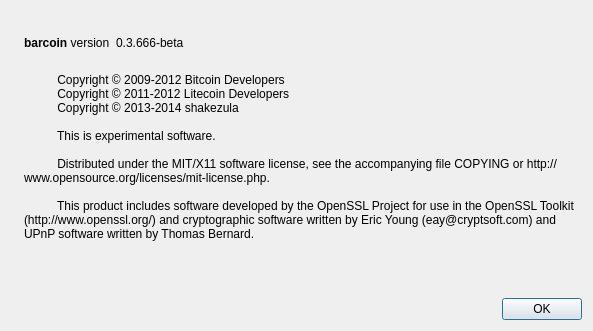
The window that src/qt/forms/aboutdialog.ui (OrangeCoin/orangecoin) describes before a commit, drawn with Qt 5.
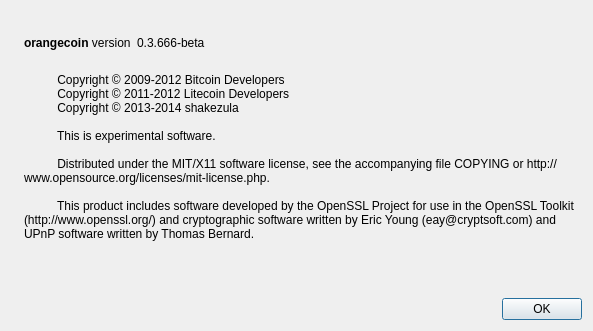
The same window after the commit. Icons and pictures are not drawn.

```diff
--- a/src/qt/forms/aboutdialog.ui
+++ b/src/qt/forms/aboutdialog.ui
@@ -50,7 +50,7 @@
           <cursorShape>IBeamCursor</cursorShape>
          </property>
          <property name="text">
-          <string>&lt;b&gt;barcoin&lt;/b&gt; version</string>
+          <string>&lt;b&gt;orangecoin&lt;/b&gt; version</string>
          </property>
          <property name="textInteractionFlags">
           <set>Qt::LinksAccessibleByMouse|Qt::TextSelectableByKeyboard|Qt::TextSelectableByMouse</set>
```
Left out of the diff: 2 changed lines with no effect on the pictures.
